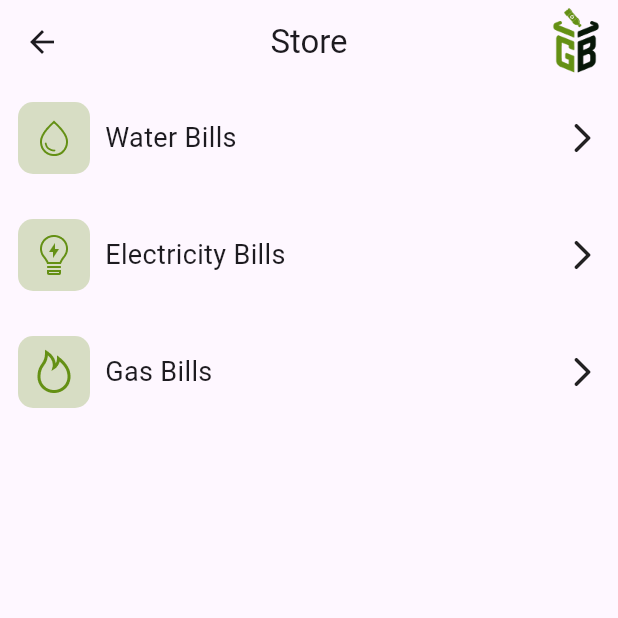
After one commit to reem-walid-said/Recycle, a Flutter app: the StoreCategory screen opened directly, on a phone screen of 412 x 824 dp, the top half of it. The commit adds this screen. Run offline on Flutter 3.47's test engine with Material 3 defaults, Android fonts, the phone set to English and light mode, and no system bars; our stand-ins replace cloud_firestore, conditional_builder_null_safety, device_preview, email_validator, firebase_auth, firebase_core and 14 more; missing offline and left inert: dart:ffi, firebase_ml_model_downloader, gif, mobile_scanner, onnxruntime, pair and 1 more; accounts and stored records are empty.

Commit message:
Store Feature

```diff
--- a/lib/core/assets.dart
+++ b/lib/core/assets.dart
@@ -30,4 +30,9 @@ class Assets {
   static String qrCode = "assets/images/qr_code.png";
 
   static String homePanel1 = "assets/images/home_panel_1.png";
+
+  static String waterStoreIcon = "assets/images/water_store_icon.png";
+  static String electricityStoreIcon = "assets/images/electricity_store_icon.png";
+  static String gasStoreIcon = "assets/images/gas_store_icon.png";
+  static String voucherIcon = "assets/images/voucher_icon.png";
 }
--- a/lib/core/components.dart
+++ b/lib/core/components.dart
@@ -7,6 +7,8 @@ import 'package:project/core/styles.dart';
 import 'package:project/models/notification.dart';
 import 'package:project/models/recycle_item.dart';
 import 'package:project/models/recycle_process_item.dart';
+import 'package:project/models/store_category.dart';
+import 'package:project/models/store_item.dart';
 import 'package:project/models/warehouse.dart';
 import 'package:project/screens/-----For%20employe-----/home/provider/scan_provider.dart';
 import 'package:provider/provider.dart';
@@ -378,7 +380,11 @@ void openMap(LatLng location) async {
 }
 
 
-Widget NotificationBuilder(NotificationModel notification) => Container(
+Widget NotificationBuilder(NotificationModel notification){
+  String mainIcon = notification.title.contains("Code") ? Assets.voucherIcon : notification.title.contains("Points") ? Assets.coins : Assets.logo;
+  Color backgroundColor = notification.title.contains("Code") ? AppColor.mainDisabled : Color.fromRGBO(255, 179, 0, 0.25);
+  Color iconColor = notification.title.contains("Code") ? AppColor.main : Color.fromRGBO(255, 179, 0, 1);
+  return Container(
     decoration: BoxDecoration(
       borderRadius: BorderRadius.circular(8),
       color: Colors.grey[200],
@@ -391,11 +397,11 @@ Widget NotificationBuilder(NotificationModel notification) => Container(
           Container(
               decoration: BoxDecoration(
                   borderRadius: BorderRadius.circular(12),
-                color: Color.fromRGBO(255, 179, 0, 0.25)
+                  color: backgroundColor
               ),
               child: Padding(
                 padding: const EdgeInsets.all(8.0),
-              child: Image.asset(Assets.coins, width: 32, height: 32, color: Color.fromRGBO(255, 179, 0, 1),),
+                child: Image.asset(mainIcon, width: 32, height: 32, color: iconColor,),
               )
           ),
 
@@ -426,3 +432,71 @@ Widget NotificationBuilder(NotificationModel notification) => Container(
       ),
     ),
   );
+
+}
+
+
+
+Widget StoreCategoryBuilder(StoreCategory category) => Row(
+  children: [
+    Container(
+        decoration: BoxDecoration(
+          color: AppColor.mainDisabled,
+          borderRadius: BorderRadius.circular(10),
+        ),
+        child: Padding(
+          padding: const EdgeInsets.all(8.0),
+          child: Image.asset(category.assetsIcon, scale: 1.5,),
+        )
+    ),
+
+    SizedBox(width: 10,),
+
+    Text("${category.name} Bills", style: TextStyle(fontSize: 18),),
+
+    Spacer(),
+
+    Icon(Icons.arrow_forward_ios_rounded),
+  ],
+);
+
+Widget StoreCategoryBuilder2(StoreCategory category, StoreCategory selectedCategory) => Container(
+  decoration: BoxDecoration(
+    borderRadius: BorderRadius.circular(8),
+    border: Border.all(color: Colors.grey),
+    color: category.name == selectedCategory.name ? AppColor.main : Colors.white,
+  ),
+  child: Padding(
+    padding: const EdgeInsets.all(3.0),
+    child: Row(
+      children: [
+        Image.asset(category.assetsIcon, scale: 2, color: category.name == selectedCategory.name ? Colors.white : Colors.grey,),
+
+        SizedBox(width: 5,),
+
+        Text("${category.name} Bills", style: TextStyle(fontSize: 14, color: category.name == selectedCategory.name ? Colors.white : Colors.grey),),
+      ],
+    ),
+  ),
+);
+
+Widget StoreItemBuilder(StoreItem item, StoreCategory category, String selectedItem) => Container(
+  width: 100,
+  child: Column(
+    children: [
+      Container(
+        decoration: BoxDecoration(
+          borderRadius: BorderRadius.circular(12),
+          border: Border.all(color: Colors.grey, width: 2),
+          color: item.name == selectedItem ? AppColor.main : Colors.white,
+        ),
+          child: Padding(
+            padding: const EdgeInsets.all(8.0),
+            child: Image.asset(category.assetsIcon, color: item.name == selectedItem ? Colors.white : Colors.grey, ),
+          )
+      ),
+
+      Text(item.name, textAlign: TextAlign.center, maxLines: 2,),
+    ],
+  ),
+);
--- a/lib/main.dart
+++ b/lib/main.dart
@@ -3,6 +3,7 @@ import 'package:firebase_core/firebase_core.dart';
 import 'package:flutter/material.dart';
 import 'package:flutter/services.dart';
 import 'package:project/screens/-----%20%20%20%20For%20user%20%20%20-----/home/provider/homeprovider.dart';
+import 'package:project/screens/-----%20%20%20%20For%20user%20%20%20-----/home/provider/store_provider.dart';
 import 'package:project/screens/-----%20%20%20%20For%20user%20%20%20-----/home/provider/user_provider.dart';
 import 'package:project/screens/-----%20%20%20%20For%20user%20%20%20-----/user%20handle/forget%20pass/provider/forget_U_provider.dart';
 import 'package:project/screens/-----%20%20%20%20For%20user%20%20%20-----/user%20handle/login/provider/login_U_provider.dart';
@@ -55,6 +56,7 @@ class MyApp extends StatelessWidget {
           ChangeNotifierProvider(create: (context) => UserProvider()),
           ChangeNotifierProvider(create: (context) => ScanProvider()),
           ChangeNotifierProvider(create: (context) => ModelProvider()),
+          ChangeNotifierProvider(create: (context) => StoreProvider()),
         ],
 
         child: MaterialApp(
--- /dev/null
+++ b/lib/models/store_category.dart
@@ -0,0 +1,10 @@
+class StoreCategory{
+  String name;
+  String assetsIcon;
+
+  StoreCategory({
+    required this.name,
+    required this.assetsIcon,
+});
+
+}
--- a/lib/screens/-----    For user   -----/home/components/home main/home_u_main.dart
+++ b/lib/screens/-----    For user   -----/home/components/home main/home_u_main.dart
@@ -5,7 +5,7 @@ import 'package:iconsax/iconsax.dart';
 import 'package:project/core/assets.dart';
 import 'package:project/core/components.dart';
 import 'package:project/screens/-----%20%20%20%20For%20user%20%20%20-----/home/components/notifications/notifications.dart';
-import 'package:project/screens/-----%20%20%20%20For%20user%20%20%20-----/home/components/store/store.dart';
+import 'package:project/screens/-----%20%20%20%20For%20user%20%20%20-----/home/components/store/store_category.dart';
 import 'package:project/screens/-----%20%20%20%20For%20user%20%20%20-----/home/provider/homeprovider.dart';
 import 'package:project/screens/-----%20%20%20%20For%20user%20%20%20-----/home/provider/user_provider.dart';
 import 'package:provider/provider.dart';
@@ -226,7 +226,7 @@ class _Home_U_MainState extends State<Home_U_Main> {
                           children: [
                             GestureDetector(
                               onTap: (){
-                                Navigator.push(context, MaterialPageRoute(builder: (context) => Store()));
+                                Navigator.push(context, MaterialPageRoute(builder: (context) => StoreCategory()));
                               },
                               child: CircleAvatar(
                                 radius: 45,
--- a/lib/screens/-----    For user   -----/home/components/notifications/notifications.dart
+++ b/lib/screens/-----    For user   -----/home/components/notifications/notifications.dart
@@ -53,7 +53,7 @@ class _Notifications_UState extends State<Notifications_U> {
               child: ListView.separated(
                   itemBuilder: (context, index) => GestureDetector(
                       onTap: (){
-                        if(myNotifications[index].rated)return;
+                        if(myNotifications[index].rated == null || myNotifications[index].rated == true)return;
                         print("Dialog");
                         showRateDialog(context, myNotifications[index]);
                       },
--- /dev/null
+++ b/lib/screens/-----    For user   -----/home/components/store/store_category.dart
@@ -0,0 +1,39 @@
+import 'package:flutter/material.dart';
+import 'package:project/core/Assets.dart';
+import 'package:project/screens/-----%20%20%20%20For%20user%20%20%20-----/home/components/store/store_items.dart';
+import 'package:project/screens/-----%20%20%20%20For%20user%20%20%20-----/home/provider/store_provider.dart';
+import 'package:provider/provider.dart';
+
+import '../../../../../core/components.dart';
+
+class StoreCategory extends StatelessWidget {
+  const StoreCategory({super.key});
+
+  @override
+  Widget build(BuildContext context) {
+    return Scaffold(
+      appBar: AppBar(
+        title: Text("Store"),
+        centerTitle: true,
+        actions: [
+          Image.asset(Assets.logo),
+        ],
+      ),
+
+      body: Padding(
+        padding: const EdgeInsets.all(12.0),
+        child: ListView.separated(
+            itemBuilder: (context, index) => GestureDetector(
+                onTap: (){
+                  Provider.of<StoreProvider>(context, listen: false).changeCategory(Provider.of<StoreProvider>(context, listen: false).state.storeCategories[index]);
+                  Navigator.push(context, MaterialPageRoute(builder: (context) => StoreItems()));
+                },
+                child: StoreCategoryBuilder(Provider.of<StoreProvider>(context).state.storeCategories[index]),
+            ),
+            separatorBuilder: (context, index) => SizedBox(height: 30,),
+            itemCount: Provider.of<StoreProvider>(context).state.storeCategories.length
+        ),
+      ),
+    );
+  }
+}
--- /dev/null
+++ b/lib/screens/-----    For user   -----/home/provider/store_state.dart
@@ -0,0 +1,33 @@
+import 'package:flutter/material.dart';
+import 'package:project/core/assets.dart';
+import 'package:project/models/store_category.dart';
+import 'package:project/models/store_item.dart';
+
+class StoreState{
+  List<StoreCategory> storeCategories = [
+    StoreCategory(name: "Water", assetsIcon: Assets.waterStoreIcon),
+    StoreCategory(name: "Electricity", assetsIcon: Assets.electricityStoreIcon),
+    StoreCategory(name: "Gas", assetsIcon: Assets.gasStoreIcon),
+  ];
+
+  List<StoreItem> storeItems = [
+    StoreItem(name: "North Cairo Electricity", category: "Electricity"),
+    StoreItem(name: "South Cairo Electricity", category: "Electricity"),
+    StoreItem(name: "South Delta Electricity", category: "Electricity"),
+    StoreItem(name: "Canal Electricity", category: "Electricity"),
+    StoreItem(name: "Petro Trade", category: "Gas"),
+    StoreItem(name: "Nat Gas", category: "Gas"),
+    StoreItem(name: "Taqa Gas", category: "Gas"),
+    StoreItem(name: "Cairo Water", category: "Water"),
+    StoreItem(name: "Alexandria Water", category: "Water"),
+  ];
+
+  StoreCategory? selectedCategory;
+  String selectedItem = "No Item Selected";
+  bool isItemSelected = false;
+  TextEditingController enteredPoints = TextEditingController();
+
+
+
+
+}
--- a/lib/screens/-----For employe-----/home/provider/scan_provider.dart
+++ b/lib/screens/-----For employe-----/home/provider/scan_provider.dart
@@ -193,6 +193,7 @@ class ScanProvider extends ChangeNotifier{
           body: "you have received ${state.totalScannedItemsPoints} points",
           warehouseId: warehouseID,
           recycleProcessId: newProcessId!,
+          rated: false,
       );
 
 
```
Also changed, not shown: lib/models/notification.dart (+6 -6 lines), lib/models/store_item.dart (added, +14 -0 lines), lib/screens/-----    For user   -----/home/components/store/store.dart (deleted, +0 -31 lines), lib/screens/-----    For user   -----/home/components/store/store_items.dart (added, +168 -0 lines), lib/screens/-----    For user   -----/home/provider/store_provider.dart (added, +67 -0 lines), lib/services/local/notifications.dart (+4 -3 lines), assets/images/electricity_store_icon.png (added), assets/images/gas_store_icon.png (added), assets/images/voucher_icon.png (added), assets/images/water_store_icon.png (added). Lines whose indentation alone changed are shown as unchanged.
